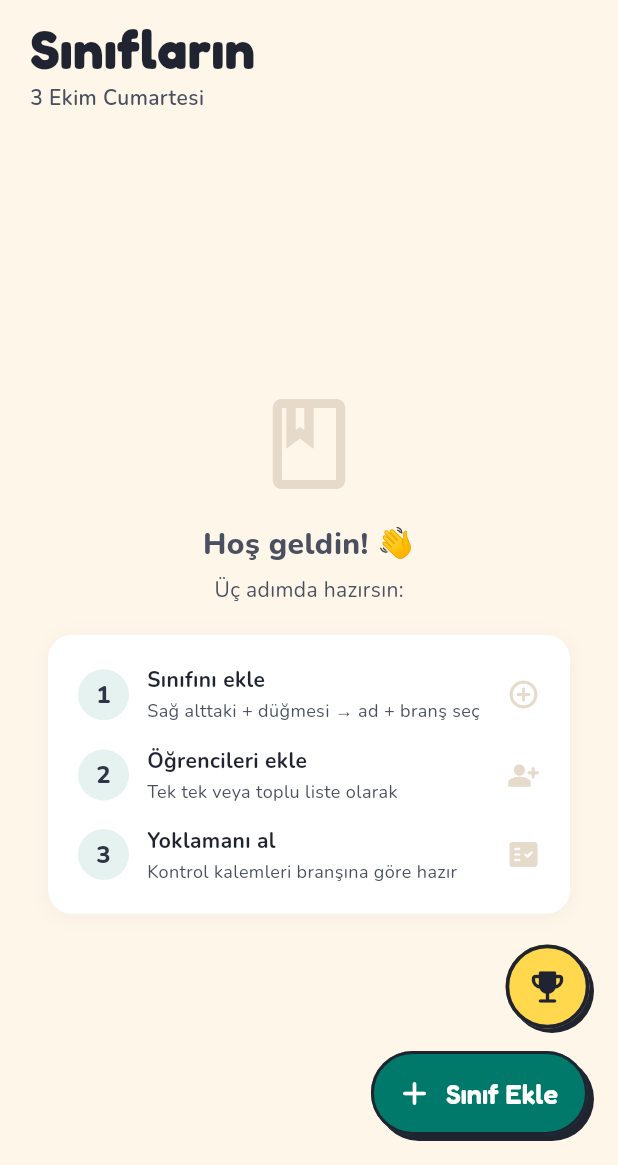
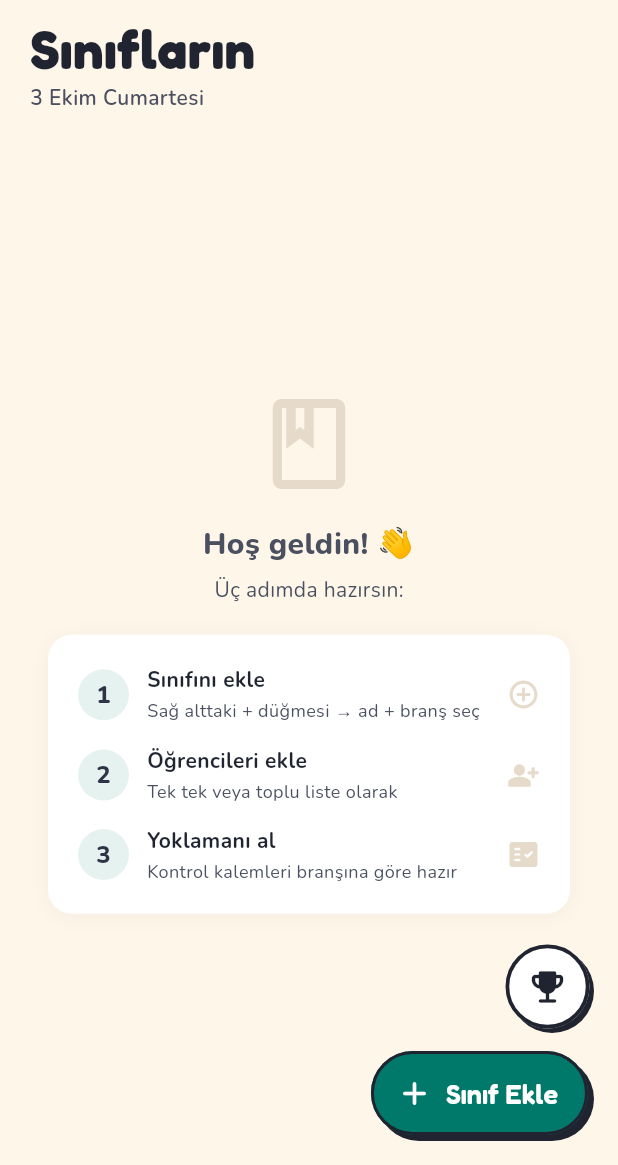
Before and after one commit to azorkadebug/cember, a Flutter app: the SiniflarEkrani screen opened directly, on a phone screen of 412 x 824 dp, the part 71-1236 px from its top. Run offline on Flutter 3.47's test engine with Material 3 defaults, Android fonts, the phone set to English and light mode, and no system bars; our stand-ins replace audioplayers, cloud_firestore, firebase_analytics, firebase_auth, firebase_core, flutter_svg and 4 more; missing offline and left inert: dart:html, encrypt; accounts and stored records are empty; statements that could not run were skipped.

Commit message:
Yarışma (kupa) düğmesi beyaz: sarı sınıf kartında kayboluyordu
Co-Authored-By: Claude Opus 5.5 <noreply@anthropic.com>

```diff
--- a/lib/screens/siniflar_ekrani.dart
+++ b/lib/screens/siniflar_ekrani.dart
@@ -398,7 +398,9 @@ class _SiniflarEkraniState extends State<SiniflarEkrani> {
             child: FloatingActionButton(
               heroTag: 'mac',
               onPressed: () => _siniflarArasiMacDialog(context),
-              backgroundColor: const Color(0xFFFFD84D),
+              // Limon sarısıydı; sarı sınıf kartının üstüne gelince
+              // kayboluyordu (Sabri'nin ekranı, 5C). Beyaz her kartta seçilir.
+              backgroundColor: Colors.white,
               foregroundColor: AppTema.ana,
               shape: const CircleBorder(side: BorderSide(color: AppTema.ana, width: 2.5)),
               tooltip: 'Sınıflar Arası Yarışma',
```
